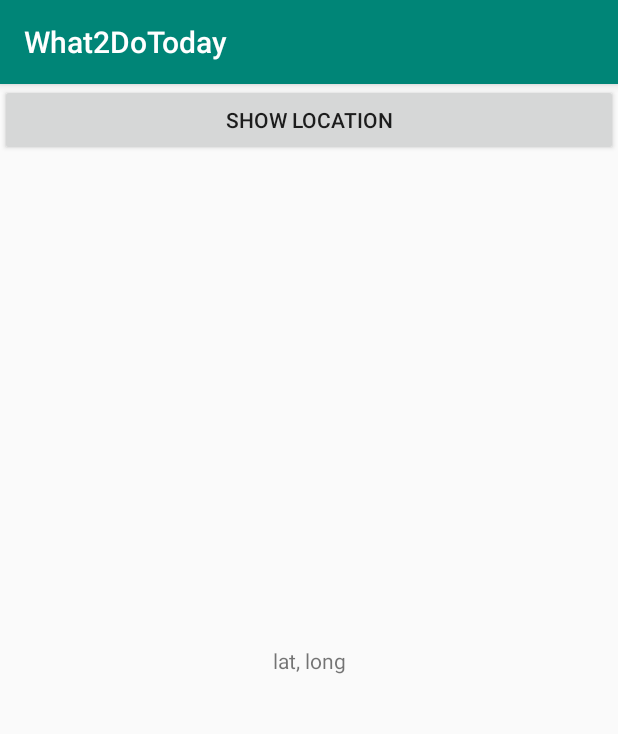
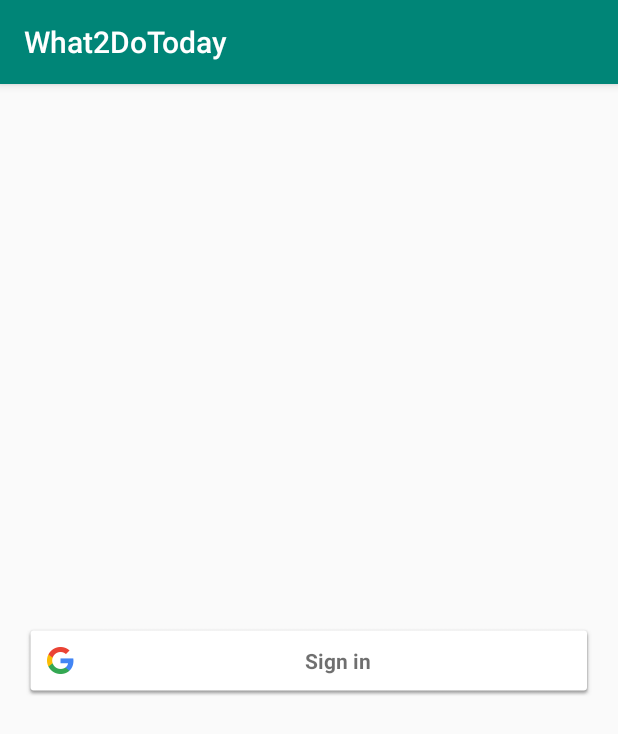
Before and after one commit to MaritzaRh/What2DoToday, an Android app: the screen it shows after launch (MainActivity before the commit, SignInActivity after it), on a phone screen of 412 x 824 dp. Shown: the top 734 px of the screen. Run offline under Robolectric (Android 15) with nearby library versions, the phone set to English and light mode, and no system bars; our stand-ins replace Firebase (no records; nobody signed in at launch, a user with empty details on screens opened directly).

Commit message:
Add google login

```diff
--- /dev/null
+++ b/app/src/main/java/com/testing/what2dotoday/SignInActivity.kt
@@ -0,0 +1,94 @@
+package com.testing.what2dotoday
+
+import android.content.Context
+import android.content.Intent
+import androidx.appcompat.app.AppCompatActivity
+import android.os.Bundle
+import android.widget.Toast
+import com.google.android.gms.auth.api.signin.GoogleSignIn
+import com.google.android.gms.auth.api.signin.GoogleSignInAccount
+import com.google.android.gms.auth.api.signin.GoogleSignInClient
+import com.google.android.gms.auth.api.signin.GoogleSignInOptions
+import com.google.android.gms.common.api.ApiException
+import com.google.android.gms.tasks.Task
+import com.google.firebase.auth.FirebaseAuth
+import com.google.firebase.auth.GoogleAuthProvider
+import kotlinx.android.synthetic.main.activity_sign_in.*
+
+class SignInActivity : AppCompatActivity() {
+
+    val RC_SIGN_IN: Int = 1
+    lateinit var mGoogleSignInClient: GoogleSignInClient
+    lateinit var mGoogleSignInOptions: GoogleSignInOptions
+    private lateinit var firebaseAuth: FirebaseAuth
+
+    override fun onCreate(savedInstanceState: Bundle?) {
+        super.onCreate(savedInstanceState)
+        setContentView(R.layout.activity_sign_in)
+        firebaseAuth = FirebaseAuth.getInstance()
+        setupUI()
+        configureGoogleSignIn()
+
+
+    }
+    private fun configureGoogleSignIn() {
+        mGoogleSignInOptions = GoogleSignInOptions.Builder(GoogleSignInOptions.DEFAULT_SIGN_IN)
+            .requestIdToken(getString(R.string.default_web_client_id))
+            .requestEmail()
+            .build()
+        mGoogleSignInClient = GoogleSignIn.getClient(this, mGoogleSignInOptions)
+    }
+
+    private fun signIn() {
+        val signInIntent: Intent = mGoogleSignInClient.signInIntent
+        startActivityForResult(signInIntent, RC_SIGN_IN)
+    }
+
+    private fun setupUI() {
+        google_button.setOnClickListener {
+            signIn()
+        }
+    }
+
+    private fun firebaseAuthWithGoogle(acct: GoogleSignInAccount) {
+        val credential = GoogleAuthProvider.getCredential(acct.idToken, null)
+        firebaseAuth.signInWithCredential(credential).addOnCompleteListener {
+            if (it.isSuccessful) {
+
+                startActivity(MainActivity.getLaunchIntent(this))
+            } else {
+                Toast.makeText(this, "Google sign in failed:(", Toast.LENGTH_LONG).show()
+            }
+        }
+    }
+
+    override fun onActivityResult(requestCode: Int, resultCode: Int, data: Intent?) {
+        super.onActivityResult(requestCode, resultCode, data)
+        if (requestCode == RC_SIGN_IN) {
+            val task: Task<GoogleSignInAccount> = GoogleSignIn.getSignedInAccountFromIntent(data)
+            try {
+                val account = task.getResult(ApiException::class.java)
+                if (account != null) {
+                    firebaseAuthWithGoogle(account)
+                }
+            } catch (e: ApiException) {
+                Toast.makeText(this, "Google sign in failed:(", Toast.LENGTH_LONG).show()
+            }
+        }
+    }
+
+    override fun onStart() {
+        super.onStart()
+        val user = FirebaseAuth.getInstance().currentUser
+        if (user != null) {
+            startActivity(MainActivity.getLaunchIntent(this))
+            finish()
+        }
+    }
+
+    companion object {
+        fun getLaunchIntent(from: Context) = Intent(from, SignInActivity::class.java).apply {
+            addFlags(Intent.FLAG_ACTIVITY_NEW_TASK or Intent.FLAG_ACTIVITY_CLEAR_TASK)
+        }
+    }
+}
--- a/app/src/main/java/com/testing/what2dotoday/SplashScreenActivity.kt
+++ b/app/src/main/java/com/testing/what2dotoday/SplashScreenActivity.kt
@@ -17,13 +17,13 @@ class SplashScreenActivity : AppCompatActivity() {
 
         myhandler = Handler()
         myhandler.postDelayed({
-            goToMainActivity()
+            goToSignInActivity()
         },splashTime)
     }
 
-    private fun goToMainActivity() {
-        val mainActivityIntent = Intent(applicationContext, MainActivity::class.java)
-        startActivity(mainActivityIntent)
+    private fun goToSignInActivity() {
+        val signInActivityIntent = Intent(applicationContext, SignInActivity::class.java)
+        startActivity(signInActivityIntent)
         finish()
     }
 }
--- /dev/null
+++ b/app/src/main/res/layout/activity_sign_in.xml
@@ -0,0 +1,23 @@
+<?xml version="1.0" encoding="utf-8"?>
+<androidx.constraintlayout.widget.ConstraintLayout xmlns:android="http://schemas.android.com/apk/res/android"
+    xmlns:app="http://schemas.android.com/apk/res-auto"
+    xmlns:tools="http://schemas.android.com/tools"
+    android:layout_width="match_parent"
+    android:layout_height="match_parent"
+    tools:context=".SignInActivity">
+
+    <com.google.android.gms.common.SignInButton
+        android:id="@+id/google_button"
+        android:layout_width="0dp"
+        android:layout_height="wrap_content"
+        android:layout_marginBottom="8dp"
+        android:layout_marginEnd="8dp"
+        android:layout_marginStart="8dp"
+        android:layout_marginTop="8dp"
+        android:padding="8dp"
+        app:layout_constraintBottom_toBottomOf="parent"
+        app:layout_constraintEnd_toEndOf="parent"
+        app:layout_constraintStart_toStartOf="parent"
+        app:layout_constraintTop_toTopOf="parent"/>
+
+</androidx.constraintlayout.widget.ConstraintLayout>
--- a/build.gradle
+++ b/build.gradle
@@ -8,6 +8,7 @@ buildscript {
 
     }
     dependencies {
+        classpath 'com.google.gms:google-services:4.3.2'
         classpath 'com.android.tools.build:gradle:3.5.0'
         classpath "org.jetbrains.kotlin:kotlin-gradle-plugin:$kotlin_version"
         // NOTE: Do not place your application dependencies here; they belong
```
Also changed, not shown: app/build.gradle (+6 -2 lines), app/src/main/AndroidManifest.xml (+9 -8 lines), app/src/main/java/com/testing/what2dotoday/MainActivity.kt (+21 -0 lines), app/src/main/res/layout/activity_main.xml (+14 -0 lines), 3 other files.
